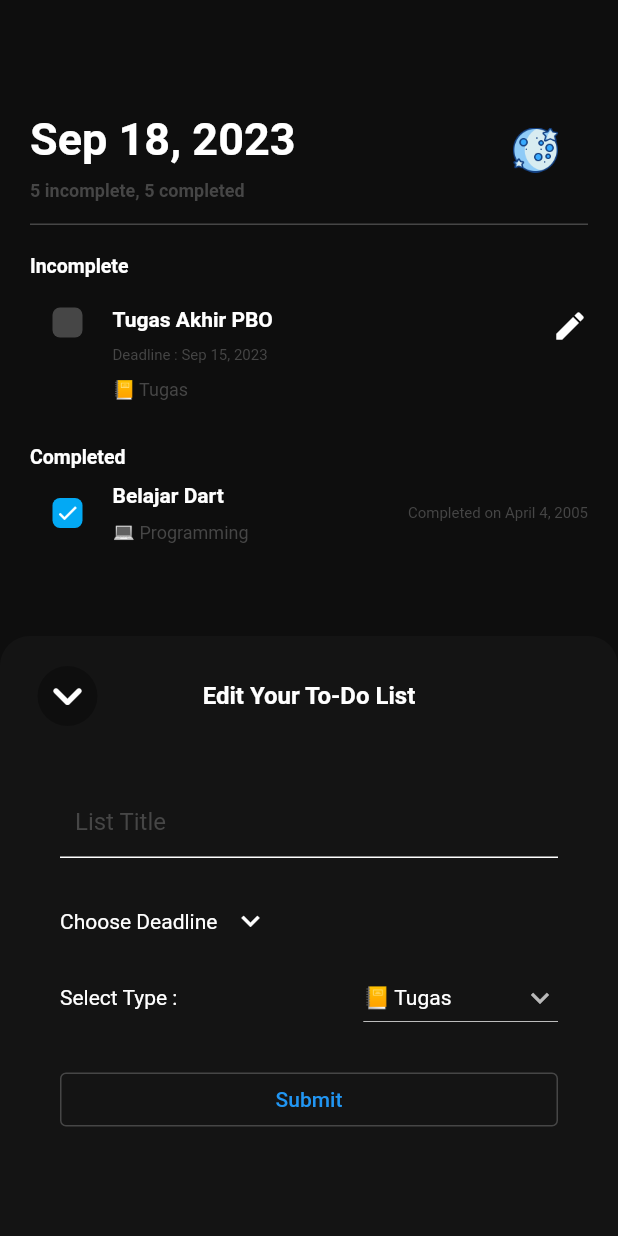
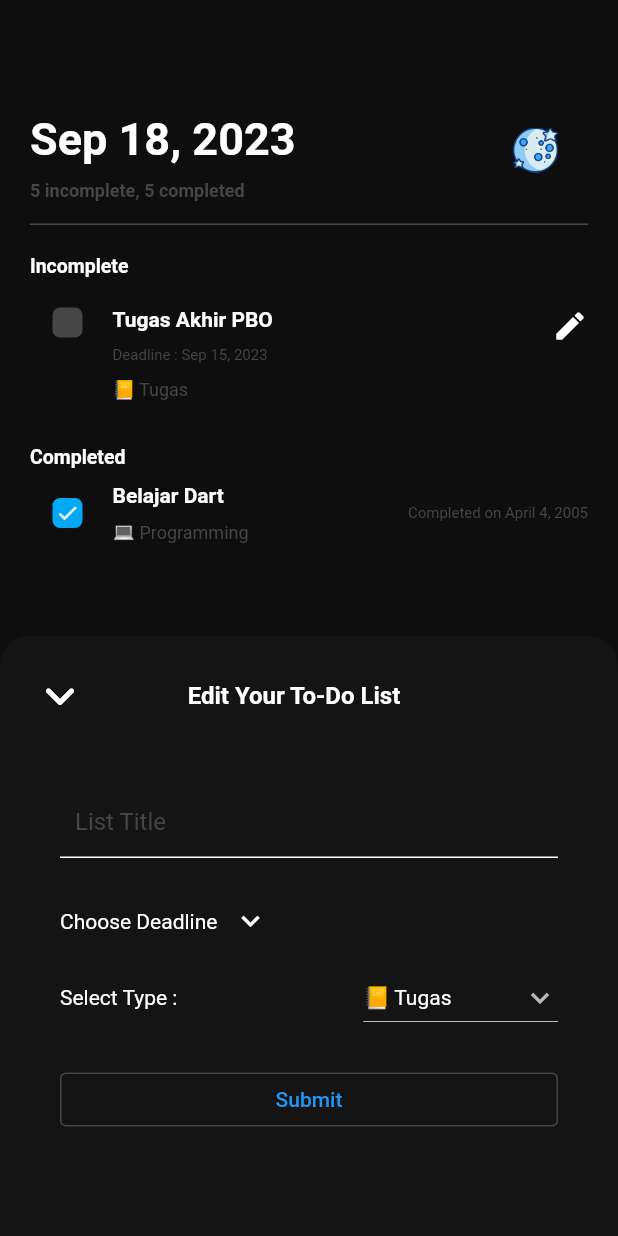
Before and after one commit to zakoraa/to-do-app, a Flutter app: the screen it shows after launch, after a tap on the "edit" icon, on a phone screen of 412 x 824 dp. Run offline on Flutter 3.47's test engine with Material 2 defaults, Android fonts, the phone set to English and light mode, and no system bars; our stand-ins replace bloc, equatable, flutter_bloc.

Commit message:
style: update bottom sheet view

```diff
--- a/lib/module/home/widgets/bottom_sheet_widget.dart
+++ b/lib/module/home/widgets/bottom_sheet_widget.dart
@@ -46,17 +46,12 @@ class BottomSheetWidget extends StatelessWidget {
                       onTap: () {
                         Navigator.pop(context);
                       },
-                        child: Container(
-                          width: 50,
-                          decoration: const BoxDecoration(
-                              shape: BoxShape.circle,
-                              color: Color.fromARGB(250, 14, 14, 14)),
                       child: const Icon(
                         Icons.keyboard_arrow_down_rounded,
                         color: Colors.white,
                         size: 40,
                       ),
-                        )),
+                    ),
                     SizedBox(
                         width: MediaQuery.of(context).size.width - 140,
                         child: Center(
```
Lines whose indentation alone changed are shown as unchanged.
